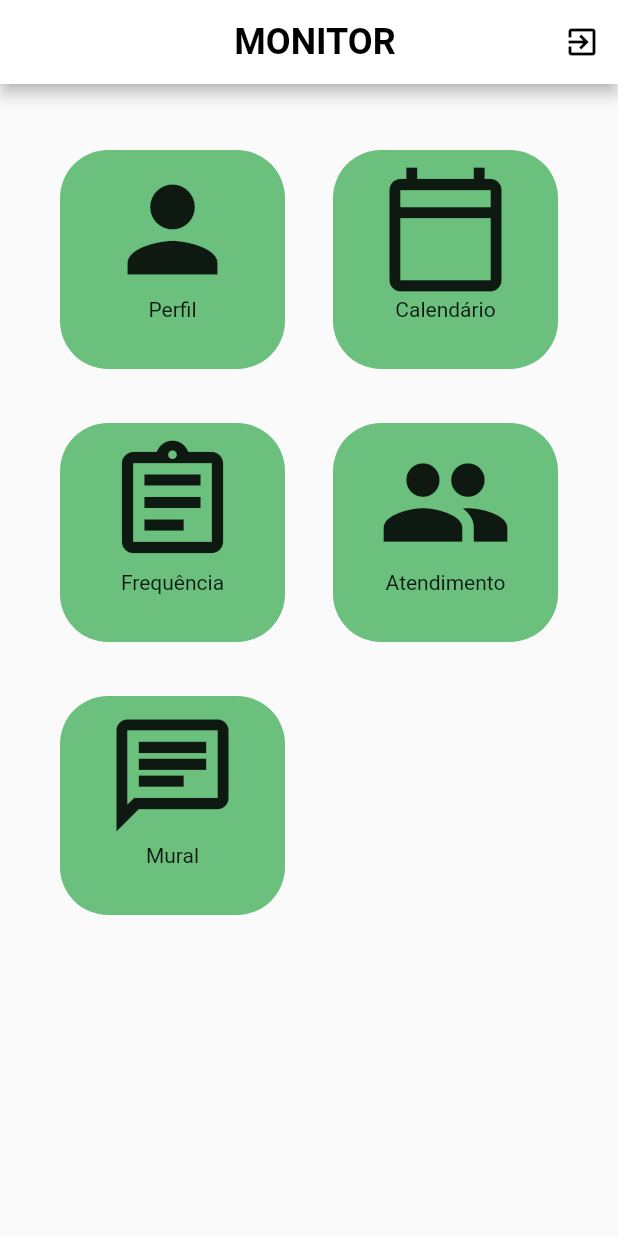
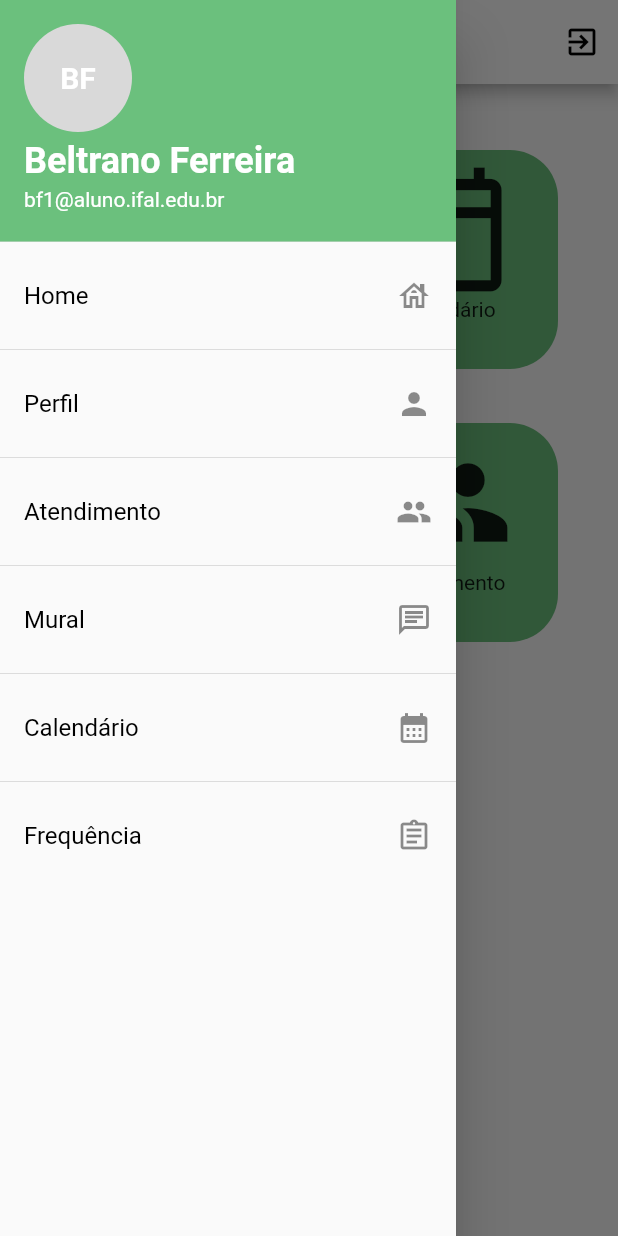
Before and after one commit to ludmilabss/App_prmo, a Flutter app: the HomeMonitor screen opened directly, with the side drawer open (before the commit the screen has no drawer), on a phone screen of 412 x 824 dp. Run offline on Flutter 3.47's test engine with Material 2 defaults, Android fonts, the phone set to English and light mode, and no system bars; our stand-ins replace table_calendar; network calls fail.

Commit message:
Update home_monitor.dart

```diff
--- a/lib/monitor_pages/home_monitor.dart
+++ b/lib/monitor_pages/home_monitor.dart
@@ -1,7 +1,9 @@
+import 'package:app_prmo/monitor_pages/perfil_m.dart';
 import 'package:app_prmo/pages/calendario_page.dart';
 import 'package:app_prmo/pages/login_page.dart';
+import 'package:app_prmo/widget/drawer_m.dart';
 import 'package:flutter/material.dart';
-import '../pages/atendimento_page.dart';
+import 'atendimento_page.dart';
 import '../pages/perfil_page.dart';
 
 class HomeMonitor extends StatefulWidget {
@@ -15,6 +17,7 @@ class _HomeMonitorState extends State<HomeMonitor> {
   @override
   Widget build(BuildContext context) {
     return Scaffold(
+      drawer: const DrawerWidget1(),
       appBar: AppBar(
         backgroundColor: Colors.white,
         title:
@@ -55,7 +58,7 @@ class _HomeMonitorState extends State<HomeMonitor> {
           ),
 
           children: [
-            buildItem(text: 'Perfil', icone: Icons.person, classe: const PerfilPage() ),
+            buildItem(text: 'Perfil', icone: Icons.person, classe: const PerfilMonitor() ),
             buildItem(text: 'Calendário', icone: Icons.calendar_today_outlined, classe:  CalendarioPage()),
             buildItem(text: 'Frequência', icone: Icons.assignment_outlined, classe: const PerfilPage()),
             buildItem(text: 'Atendimento', icone: Icons.group, classe: const AtendimentoPage()),
```
